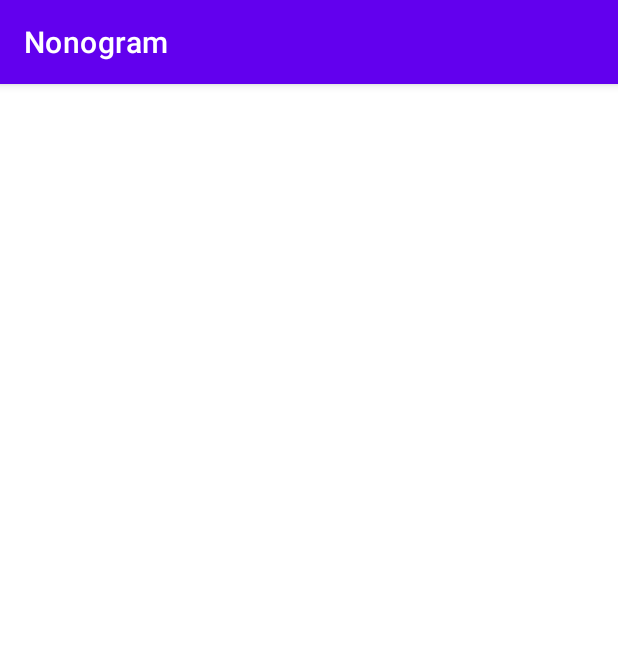
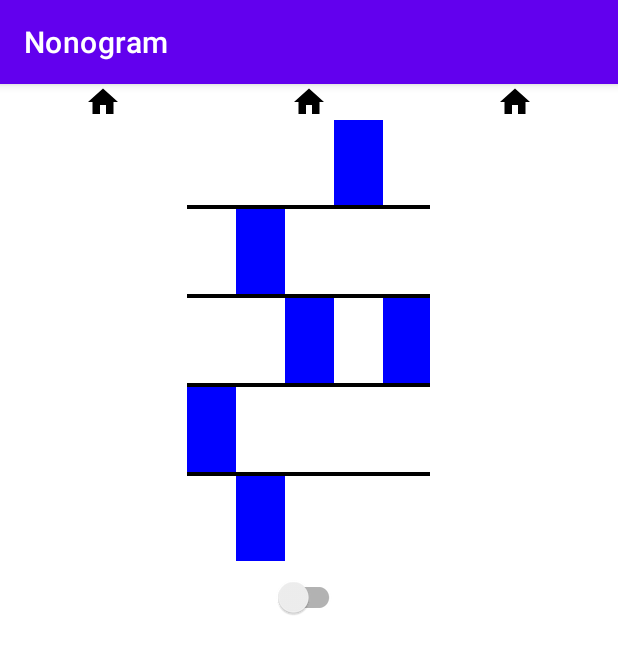
Before and after one commit to koeltv/Nonogram, an Android app: the GridActivity screen opened directly, with no data from a screen before it, on a phone screen of 412 x 824 dp. Shown: the top 654 px of the screen. Run offline under Robolectric (Android 15) with nearby library versions, the phone set to English and light mode, and no system bars; our stand-ins replace Room's generated code.

Commit message:
First version of grid display Fixed grid retrieval from Room database

```diff
--- a/app/src/main/java/fr/utt/if26/nonogram/model/Grid.java
+++ b/app/src/main/java/fr/utt/if26/nonogram/model/Grid.java
@@ -1,6 +1,5 @@
 package fr.utt.if26.nonogram.model;
 
-import androidx.annotation.NonNull;
 import androidx.room.Entity;
 import androidx.room.Ignore;
 import androidx.room.PrimaryKey;
@@ -22,11 +21,11 @@ public class Grid implements Serializable {
     @PrimaryKey
     private final int id;
 
-    private final boolean[][] grid;
+    private final Boolean[][] grid;
 
     Grid(int size) {
         id = nextId++;
-        grid = new boolean[size][size];
+        grid = new Boolean[size][size];
         for (int x = 0; x < size; x++) {
             for (int y = 0; y < size; y++) {
                 grid[x][y] = random.nextBoolean();
@@ -34,7 +33,7 @@ public class Grid implements Serializable {
         }
     }
 
-    Grid(int id, boolean[][] grid) {
+    public Grid(int id, Boolean[][] grid) {
         this.id = id;
         this.grid = grid;
     }
@@ -43,7 +42,7 @@ public class Grid implements Serializable {
         return id;
     }
 
-    public boolean[][] getGrid() {
+    public Boolean[][] getGrid() {
         return grid;
     }
 
@@ -80,4 +79,12 @@ public class Grid implements Serializable {
         }
         return lineCounts;
     }
+
+    public int getWidth() {
+        return grid.length;
+    }
+
+    public int getHeight() {
+        return grid[0].length;
+    }
 }
--- a/app/src/main/java/fr/utt/if26/nonogram/model/GridArrayConverter.java
+++ b/app/src/main/java/fr/utt/if26/nonogram/model/GridArrayConverter.java
@@ -9,13 +9,13 @@ import java.lang.reflect.Type;
 
 public class GridArrayConverter {
     @TypeConverter
-    public static boolean[][] fromString(String string) {
+    public static Boolean[][] fromString(String string) {
         Type arrayType = new TypeToken<Boolean[][]>() {}.getType();
         return new Gson().fromJson(string, arrayType);
     }
 
     @TypeConverter
-    public static String fromDoubleArray(boolean[][] array) {
+    public static String fromDoubleArray(Boolean[][] array) {
         return new Gson().toJson(array);
     }
 }
--- a/app/src/main/java/fr/utt/if26/nonogram/model/GridViewModel.java
+++ b/app/src/main/java/fr/utt/if26/nonogram/model/GridViewModel.java
@@ -7,6 +7,7 @@ import androidx.lifecycle.AndroidViewModel;
 import androidx.lifecycle.LiveData;
 
 import java.util.List;
+import java.util.Random;
 
 public class GridViewModel extends AndroidViewModel {
     private final GridRepository repository;
@@ -19,11 +20,16 @@ public class GridViewModel extends AndroidViewModel {
         grids = repository.getAllGrids();
     }
 
-    LiveData<List<Grid>> getAllGrids() {
+    public LiveData<List<Grid>> getAllGrids() {
         return grids;
     }
 
     public void insert(Grid grid) {
         repository.insert(grid);
     }
+
+    public Grid getRandomGrid() {
+        List<Grid> gridList = grids.getValue();
+        return gridList != null ? gridList.get(new Random().nextInt(gridList.size())) : null;
+    }
 }
--- a/app/src/main/java/fr/utt/if26/nonogram/ui/grid/GridActivity.java
+++ b/app/src/main/java/fr/utt/if26/nonogram/ui/grid/GridActivity.java
@@ -1,10 +1,14 @@
 package fr.utt.if26.nonogram.ui.grid;
 
 import android.os.Bundle;
+import android.widget.GridView;
 
 import androidx.appcompat.app.AppCompatActivity;
+import androidx.lifecycle.ViewModelProvider;
 
 import fr.utt.if26.nonogram.databinding.ActivityGridBinding;
+import fr.utt.if26.nonogram.model.Grid;
+import fr.utt.if26.nonogram.model.GridViewModel;
 
 public class GridActivity extends AppCompatActivity {
 
@@ -16,5 +20,22 @@ public class GridActivity extends AppCompatActivity {
 
         binding = ActivityGridBinding.inflate(getLayoutInflater());
         setContentView(binding.getRoot());
+
+        GridViewModel gridViewModel = new ViewModelProvider(this).get(GridViewModel.class);
+
+        gridViewModel.getAllGrids().observe(this, grids -> {
+            System.out.println("This is good: " + grids.size());
+
+            Grid currentGrid = grids.get(0);
+
+            GridView gridView = binding.grid;
+            gridView.setNumColumns(currentGrid.getWidth());
+
+            GridAdapter adapter = new GridAdapter(this, gridViewModel);
+            gridView.setAdapter(adapter);
+
+//            GridViewModel gridViewModel = new ViewModelProvider(this).get(GridViewModel.class);
+//            gridViewModel.getAllGrids().observe(this, adapter::submitList);
+        });
     }
 }
--- /dev/null
+++ b/app/src/main/java/fr/utt/if26/nonogram/ui/grid/GridAdapter.java
@@ -0,0 +1,52 @@
+package fr.utt.if26.nonogram.ui.grid;
+
+import android.content.Context;
+import android.graphics.Color;
+import android.view.View;
+import android.view.ViewGroup;
+import android.widget.BaseAdapter;
+import android.widget.Button;
+
+import fr.utt.if26.nonogram.model.GridViewModel;
+
+public class GridAdapter extends BaseAdapter {
+    private final Context context;
+    private final Boolean[][] gridContent; //TODO Correct with live data or ???
+
+    public GridAdapter(Context context, GridViewModel gridViewModel) {
+        this.context = context;
+        this.gridContent = gridViewModel.getRandomGrid().getGrid();
+    }
+
+    @Override
+    public int getCount() {
+        return gridContent.length * gridContent.length;
+    }
+
+    @Override
+    public Object getItem(int i) {
+        return null;
+    }
+
+    @Override
+    public long getItemId(int i) {
+        return 0;
+    }
+
+    @Override
+    public View getView(int index, View view, ViewGroup viewGroup) {
+        Button button;
+
+        if (view == null) {
+            button = new Button(context);
+            button.setLayoutParams(new ViewGroup.LayoutParams(85, 85));
+//            button.setPadding(0, 0, 0, 0);
+        } else {
+            button = (Button) view;
+        }
+
+        boolean caseFilled = gridContent[index % gridContent.length][index / gridContent.length];
+        button.setBackgroundColor(caseFilled ? Color.BLUE : Color.WHITE);
+        return button;
+    }
+}
--- a/app/src/main/res/layout/activity_grid.xml
+++ b/app/src/main/res/layout/activity_grid.xml
@@ -1,12 +1,52 @@
 <?xml version="1.0" encoding="utf-8"?>
 <LinearLayout xmlns:android="http://schemas.android.com/apk/res/android"
+    xmlns:app="http://schemas.android.com/apk/res-auto"
     android:layout_width="match_parent"
     android:layout_height="match_parent"
+    android:background="@color/white"
     android:orientation="vertical">
+
+    <LinearLayout
+        android:layout_width="match_parent"
+        android:layout_height="wrap_content">
+
+        <ImageView
+            android:id="@+id/imageView1"
+            android:layout_width="0dp"
+            android:layout_height="wrap_content"
+            android:layout_weight="1"
+            app:srcCompat="@drawable/ic_home_black_24dp" />
+
+        <ImageView
+            android:id="@+id/imageView2"
+            android:layout_width="0dp"
+            android:layout_height="wrap_content"
+            android:layout_weight="1"
+            app:srcCompat="@drawable/ic_home_black_24dp" />
+
+        <ImageView
+            android:id="@+id/imageView3"
+            android:layout_width="0dp"
+            android:layout_height="wrap_content"
+            android:layout_weight="1"
+            app:srcCompat="@drawable/ic_home_black_24dp" />
+    </LinearLayout>
 
 
     <GridView
         android:id="@+id/grid"
-        android:layout_width="match_parent"
-        android:layout_height="match_parent" />
+        android:layout_width="162dp"
+        android:layout_height="wrap_content"
+        android:layout_gravity="center"
+        android:background="@color/black"
+        android:horizontalSpacing="33dp"
+        android:stretchMode="none"
+        android:verticalSpacing="3dp" />
+
+    <androidx.appcompat.widget.SwitchCompat
+        android:id="@+id/switch1"
+        android:layout_width="wrap_content"
+        android:layout_height="wrap_content"
+        android:layout_gravity="center" />
+
 </LinearLayout>
```
Also changed, not shown: app/src/main/java/fr/utt/if26/nonogram/model/GridDatabase.java (+23 -1 lines).
